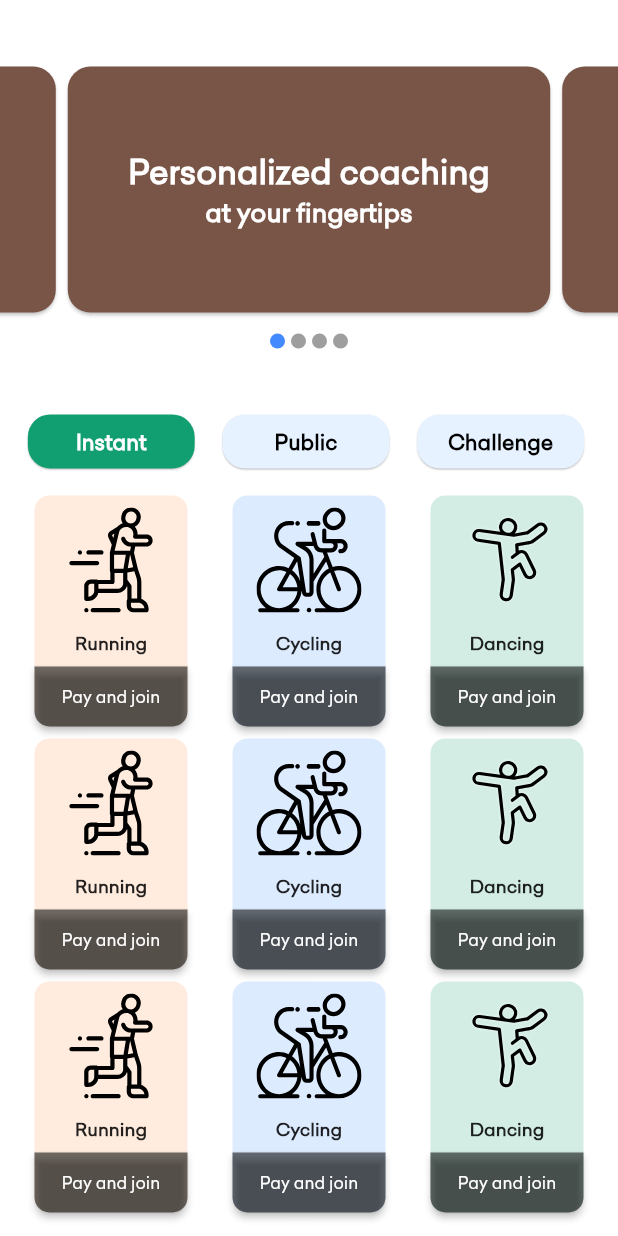
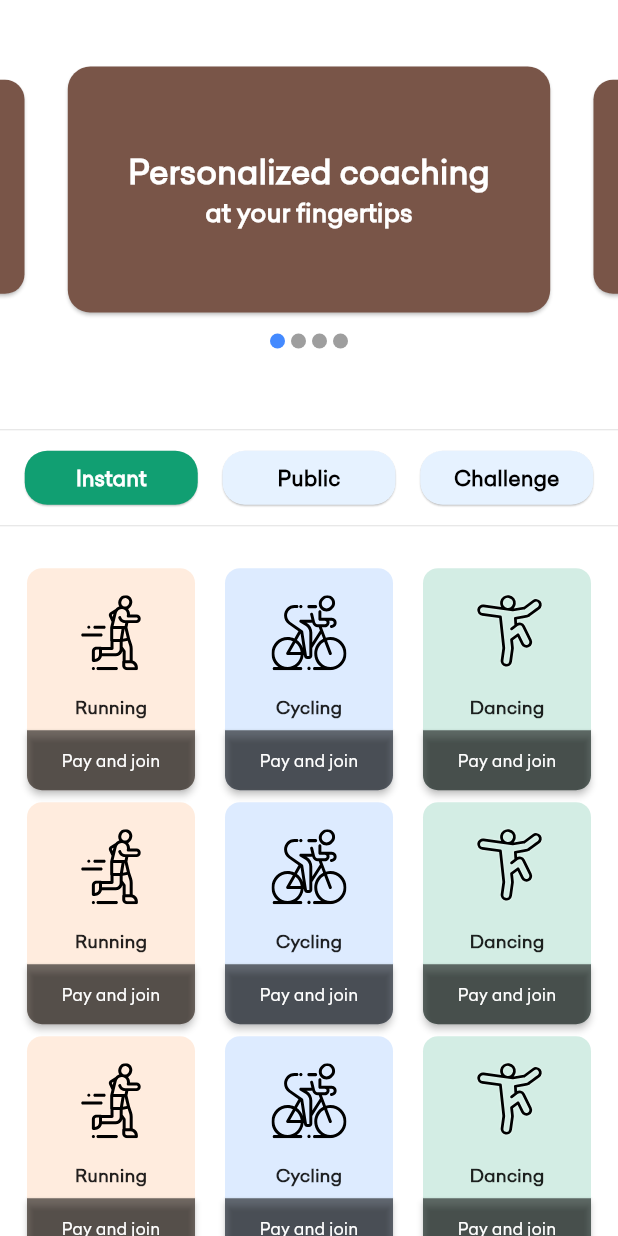
Before and after one commit to borsezf2/fitnesstracker2020, a Flutter app: the Challenge screen opened directly, after a tap on "Instant", on a phone screen of 412 x 824 dp. Run offline on Flutter 3.47's test engine with Material 2 defaults, Android fonts, the light colour scheme and no system bars; drawn by our look-alikes of carousel_slider; our stand-ins replace charts_flutter, device_info, flutter_svg, percent_indicator; statements that could not run were skipped; project files that could hold a hidden picture were left out.

Commit message:
improved screen 2

```diff
--- a/lib/ChallengeScreenData.dart
+++ b/lib/ChallengeScreenData.dart
@@ -7,7 +7,7 @@ class ChallengeScreenData extends StatelessWidget {
     return List.generate(
       count,
       (index) => Container(
-        width: 110.0,
+        width: 120.0,
         height: 126.0,
         child: Card(
           shape: RoundedRectangleBorder(
@@ -20,13 +20,13 @@ class ChallengeScreenData extends StatelessWidget {
               Padding(
                 padding: const EdgeInsets.only(top:18.0,bottom: 8.0,left: 5.0,right: 5.0),
                 child: Container(
-                  height: 60.0,
-                  width: 60.0,
+                  height: 50.0,
+                  width: 50.0,
                   child: SvgPicture.asset('assets/run.svg')
                 ),
               ),
               Padding(
-                padding: const EdgeInsets.only(bottom: 8.0,top: 4.0),
+                padding: const EdgeInsets.only(bottom: 8.0,top: 8.0),
                 child: Text(
                   "Running",
                   style: TextStyle(
@@ -46,7 +46,7 @@ class ChallengeScreenData extends StatelessWidget {
     return List.generate(
       count,
       (index) => Container(
-        width: 110.0,
+        width: 120.0,
         height: 126.0,
         child: Card(
           elevation: 0.0,
@@ -59,13 +59,13 @@ class ChallengeScreenData extends StatelessWidget {
               Padding(
                 padding: const EdgeInsets.only(top:18.0,bottom: 8.0,left: 5.0,right: 5.0),
                 child: Container(
-                  height: 60.0,
-                  width: 60.0,
+                  height: 50.0,
+                  width: 50.0,
                   child: SvgPicture.asset('assets/cycle.svg')
                 ),
               ),
               Padding(
-                padding: const EdgeInsets.only(bottom: 8.0,top: 4.0),
+                padding: const EdgeInsets.only(bottom: 8.0,top: 8.0),
                 child: Text(
                   "Cycling",
                   style: TextStyle(
@@ -85,7 +85,7 @@ class ChallengeScreenData extends StatelessWidget {
     return List.generate(
       count,
       (index) => Container(
-        width: 110.0,
+        width: 120.0,
         height: 126.0,
         child: Card(
           elevation: 0.0,
@@ -96,10 +96,10 @@ class ChallengeScreenData extends StatelessWidget {
           child: Column(
             children: <Widget>[
               Padding(
-                padding: const EdgeInsets.only(top:8.0,bottom: 8.0,left: 5.0,right: 5.0),
+                padding: const EdgeInsets.only(top:12.0,bottom: 8.0,left: 5.0,right: 5.0),
                 child: Container(
-                  height: 70.0,
-                  width: 70.0,
+                  height: 60.0,
+                  width: 60.0,
                   child: SvgPicture.asset('assets/dance.svg')
                 ),
               ),
--- a/lib/cardCaursel.dart
+++ b/lib/cardCaursel.dart
@@ -32,6 +32,7 @@ class _CardCaurselState extends State<CardCaursel> {
         CarouselSlider(
         height: 200.0,
         autoPlay: true,
+        enlargeCenterPage: true,
         autoPlayInterval: Duration(seconds: 3),
         autoPlayAnimationDuration: Duration(milliseconds: 800),
         autoPlayCurve: Curves.fastOutSlowIn,
--- a/lib/instantChallengeData.dart
+++ b/lib/instantChallengeData.dart
@@ -12,8 +12,8 @@ class _InstantChallengeDataState extends State<InstantChallengeData> {
     return List.generate(
       count,
       (index) => Container(
-        width: 110.0,
-        height: 162.0,
+        width: 120.0,
+        height: 156.0,
         child: Card(
           shape: RoundedRectangleBorder(
             borderRadius: BorderRadius.all(Radius.circular(10.0))
@@ -23,15 +23,15 @@ class _InstantChallengeDataState extends State<InstantChallengeData> {
           child: Column(
             children: <Widget>[
               Padding(
-                padding: const EdgeInsets.only(top:8.0,bottom: 8.0,left: 5.0,right: 5.0),
+                padding: const EdgeInsets.only(top:18.0,bottom: 8.0,left: 5.0,right: 5.0),
                 child: Container(
-                  height: 70.0,
-                  width: 70.0,
+                  height: 50.0,
+                  width: 50.0,
                   child: SvgPicture.asset('assets/run.svg')
                 ),
               ),
               Padding(
-                padding: const EdgeInsets.only(bottom: 8.0,top: 4.0),
+                padding: const EdgeInsets.only(bottom: 8.0,top: 8.0),
                 child: Text(
                   "Running",
                   style: TextStyle(
@@ -42,7 +42,7 @@ class _InstantChallengeDataState extends State<InstantChallengeData> {
               ),
               Container(
                 height: 40.0,
-                width: 110.0,
+                width: 120.0,
                 child: RaisedButton(
                   color: Colors.black54,
                   shape: RoundedRectangleBorder(
@@ -69,8 +69,8 @@ class _InstantChallengeDataState extends State<InstantChallengeData> {
     return List.generate(
       count,
       (index) => Container(
-        width: 110.0,
-        height: 162.0,
+        width: 120.0,
+        height: 156.0,
         child: Card(
           elevation: 0.0,
           shape: RoundedRectangleBorder(
@@ -80,15 +80,15 @@ class _InstantChallengeDataState extends State<InstantChallengeData> {
           child: Column(
             children: <Widget>[
               Padding(
-                padding: const EdgeInsets.only(top:8.0,bottom: 8.0,left: 5.0,right: 5.0),
+                padding: const EdgeInsets.only(top:18.0,bottom: 8.0,left: 5.0,right: 5.0),
                 child: Container(
-                  height: 70.0,
-                  width: 70.0,
+                  height: 50.0,
+                  width: 50.0,
                   child: SvgPicture.asset('assets/cycle.svg')
                 ),
               ),
               Padding(
-                padding: const EdgeInsets.only(bottom: 8.0,top: 4.0),
+                padding: const EdgeInsets.only(bottom: 8.0,top: 8.0),
                 child: Text(
                   "Cycling",
                   style: TextStyle(
@@ -99,7 +99,7 @@ class _InstantChallengeDataState extends State<InstantChallengeData> {
               ),
               Container(
                 height: 40.0,
-                width: 110.0,
+                width: 120.0,
                 child: RaisedButton(
                   color: Colors.black54,
                   shape: RoundedRectangleBorder(
@@ -126,8 +126,8 @@ class _InstantChallengeDataState extends State<InstantChallengeData> {
     return List.generate(
       count,
       (index) => Container(
-        width: 110.0,
-        height: 162.0,
+        width: 120.0,
+        height: 156.0,
         child: Card(
           elevation: 0.0,
           shape: RoundedRectangleBorder(
@@ -137,10 +137,10 @@ class _InstantChallengeDataState extends State<InstantChallengeData> {
           child: Column(
             children: <Widget>[
               Padding(
-                padding: const EdgeInsets.only(top:8.0,bottom: 8.0,left: 5.0,right: 5.0),
+                padding: const EdgeInsets.only(top:12.0,bottom: 8.0,left: 5.0,right: 5.0),
                 child: Container(
-                  height: 70.0,
-                  width: 70.0,
+                  height: 60.0,
+                  width: 60.0,
                   child: SvgPicture.asset('assets/dance.svg')
                 ),
               ),
@@ -156,7 +156,7 @@ class _InstantChallengeDataState extends State<InstantChallengeData> {
               ),
               Container(
                 height: 40.0,
-                width: 110.0,
+                width: 120.0,
                 child: RaisedButton(
                   color: Colors.black54,
                   shape: RoundedRectangleBorder(
@@ -181,16 +181,17 @@ class _InstantChallengeDataState extends State<InstantChallengeData> {
 
   // Container(
   //               height: 40.0,
+  //               width: 120.0,
   //               child: RaisedButton(
   //                 color: Colors.black54,
   //                 shape: RoundedRectangleBorder(
-  //                   borderRadius: BorderRadius.only(bottomLeft: Radius.circular(15.0),bottomRight: Radius.circular(15.0))
+  //                   borderRadius: BorderRadius.only(bottomLeft: Radius.circular(10.0),bottomRight: Radius.circular(10.0))
   //                 ),
   //                 onPressed: (){},
   //                 child: Text(
   //                   "Pay and join",
   //                   style: TextStyle(
-  //                     fontSize: 15.0,
+  //                     fontSize: 11.0,
   //                     color: Colors.white
   //                   ),
   //                 ),
--- a/lib/publicChallengeData.dart
+++ b/lib/publicChallengeData.dart
@@ -13,7 +13,7 @@ class _PublicChallengeDataState extends State<PublicChallengeData> {
     return List.generate(
       count,
       (index) => Container(
-        width: 110.0,
+        width: 120.0,
         height: 126.0,
         child: Card(
           shape: RoundedRectangleBorder(
@@ -26,13 +26,13 @@ class _PublicChallengeDataState extends State<PublicChallengeData> {
               Padding(
                 padding: const EdgeInsets.only(top:18.0,bottom: 8.0,left: 5.0,right: 5.0),
                 child: Container(
-                  height: 60.0,
-                  width: 60.0,
+                  height: 50.0,
+                  width: 50.0,
                   child: SvgPicture.asset('assets/run.svg')
                 ),
               ),
               Padding(
-                padding: const EdgeInsets.only(bottom: 8.0,top: 4.0),
+                padding: const EdgeInsets.only(bottom: 8.0,top: 8.0),
                 child: Text(
                   "Running",
                   style: TextStyle(
@@ -52,7 +52,7 @@ class _PublicChallengeDataState extends State<PublicChallengeData> {
     return List.generate(
       count,
       (index) => Container(
-        width: 110.0,
+        width: 120.0,
         height: 126.0,
         child: Card(
           elevation: 0.0,
@@ -65,13 +65,13 @@ class _PublicChallengeDataState extends State<PublicChallengeData> {
               Padding(
                 padding: const EdgeInsets.only(top:18.0,bottom: 8.0,left: 5.0,right: 5.0),
                 child: Container(
-                  height: 60.0,
-                  width: 60.0,
+                  height: 50.0,
+                  width: 50.0,
                   child: SvgPicture.asset('assets/cycle.svg')
                 ),
               ),
               Padding(
-                padding: const EdgeInsets.only(bottom: 8.0,top: 4.0),
+                padding: const EdgeInsets.only(bottom: 8.0,top: 8.0),
                 child: Text(
                   "Cycling",
                   style: TextStyle(
@@ -91,7 +91,7 @@ class _PublicChallengeDataState extends State<PublicChallengeData> {
     return List.generate(
       count,
       (index) => Container(
-        width: 110.0,
+        width: 120.0,
         height: 126.0,
         child: Card(
           elevation: 0.0,
@@ -102,10 +102,10 @@ class _PublicChallengeDataState extends State<PublicChallengeData> {
           child: Column(
             children: <Widget>[
               Padding(
-                padding: const EdgeInsets.only(top:8.0,bottom: 8.0,left: 5.0,right: 5.0),
+                padding: const EdgeInsets.only(top:12.0,bottom: 8.0,left: 5.0,right: 5.0),
                 child: Container(
-                  height: 70.0,
-                  width: 70.0,
+                  height: 60.0,
+                  width: 60.0,
                   child: SvgPicture.asset('assets/dance.svg')
                 ),
               ),
--- a/lib/screens/Screen2.dart
+++ b/lib/screens/Screen2.dart
@@ -74,15 +74,19 @@ class _ChallengeState extends State<Challenge> {
                 ],
               ),
             ),
+            SizedBox(height: height*0.01,),
+            Divider(
+              color: Colors.grey[300],
+            ),
             Container(
               child: Row(
                 // mainAxisAlignment: MainAxisAlignment.spaceEvenly,
                 children: <Widget>[
-                  Container(
-                    width: width*0.045,
+                  SizedBox(
+                    width: width*0.04,
                   ),
                   Container(
-                    width: width*0.27,
+                    width: width*0.28,
                     child: RaisedButton(
                       elevation: 0.5,
                       color: btn1?Color(0xff119F72):Color(0xffe6f2ff),
@@ -119,11 +123,11 @@ class _ChallengeState extends State<Challenge> {
                       )
                     ),
                   ),
-                  Container(
-                    width: width*0.045,
+                  SizedBox(
+                    width: width*0.04,
                   ),
                   Container(
-                    width: width*0.27,
+                    width: width*0.28,
                     child: RaisedButton(
                       elevation: 0.5,
                       color: btn2?Color(0xff119F72):Color(0xffe6f2ff),
@@ -160,11 +164,11 @@ class _ChallengeState extends State<Challenge> {
                       )
                     ),
                   ),
-                  Container(
-                    width: width*0.045,
+                  SizedBox(
+                    width: width*0.04,
                   ),
                   Container(
-                    width: width*0.27,
+                    width: width*0.280,
                     child: RaisedButton(
                       elevation: 0.5,
                       color: btn3?Color(0xff119F72):Color(0xffe6f2ff),
@@ -204,6 +208,10 @@ class _ChallengeState extends State<Challenge> {
                 ],
               ),
             ),
+            Divider(
+              color: Colors.grey[300],
+            ),
+            SizedBox(height: height*0.01,),
             Container(
               child: Expanded(
                 child: PageView(
```
